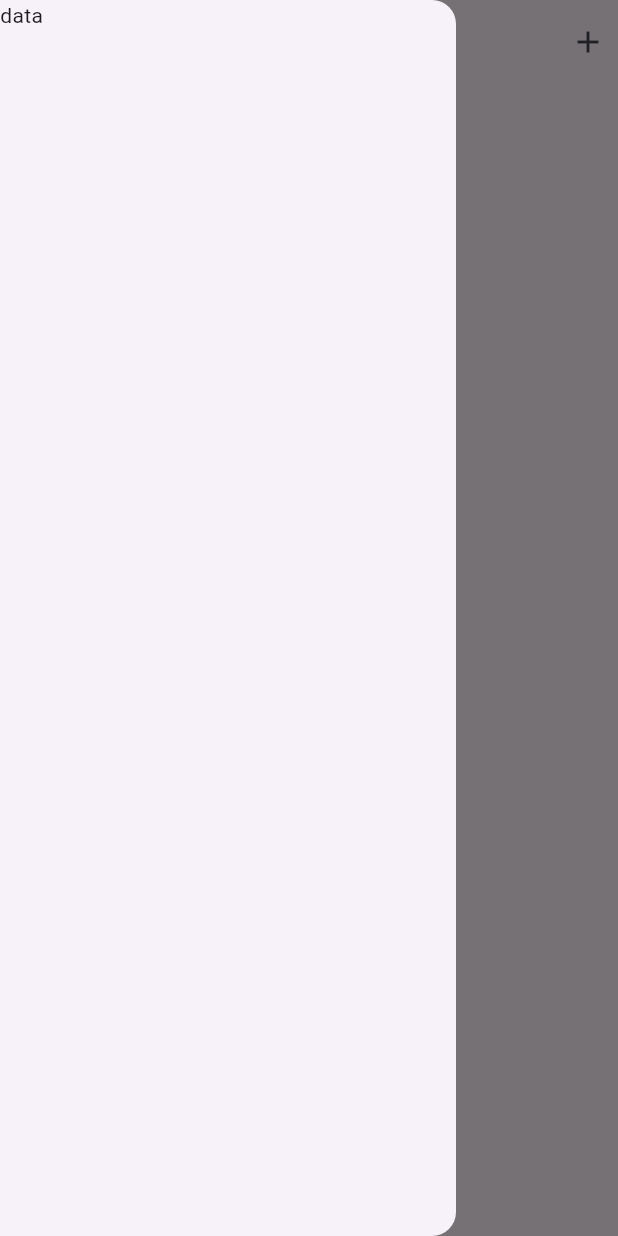
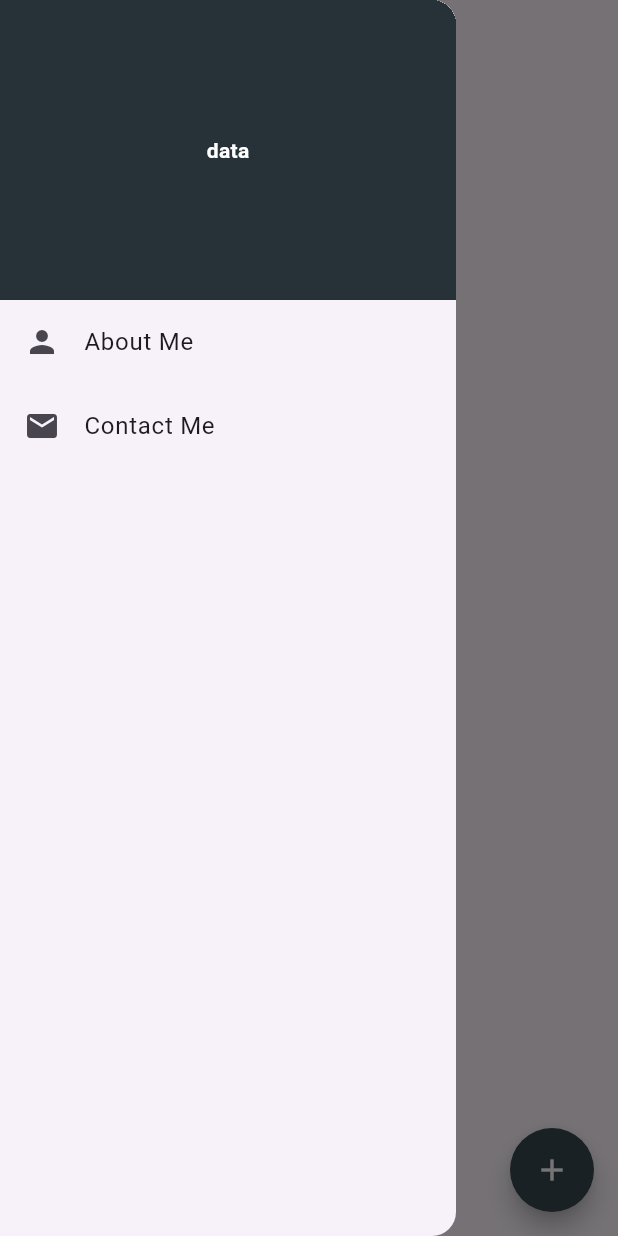
Before and after one commit to Osaraku/FlutterProject, a Flutter app: the screen it shows after launch, with the side drawer open, on a phone screen of 412 x 824 dp. Run offline on Flutter 3.47's test engine with Material 3 defaults, Android fonts, the phone set to English and light mode, and no system bars; our stand-ins replace shared_preferences.

Commit message:
add to do app

```diff
--- a/todoapp/lib/homeScreen.dart
+++ b/todoapp/lib/homeScreen.dart
@@ -1,5 +1,7 @@
 import 'package:flutter/material.dart';
+import 'package:shared_preferences/shared_preferences.dart';
 import 'package:todoapp/addToDo.dart';
+import 'package:todoapp/widget/todoList.dart';
 
 class HomeScreen extends StatefulWidget {
   const HomeScreen({super.key});
@@ -9,37 +11,94 @@ class HomeScreen extends StatefulWidget {
 }
 
 class _HomeScreenState extends State<HomeScreen> {
-  @override
-  Widget build(BuildContext context) {
-    return Scaffold(
-      drawer: Drawer(child: Text('data')),
-      appBar: AppBar(
-        centerTitle: true,
-        title: Text('To Do App'),
-        actions: [
-          InkWell(
-            onTap: () {
+  List<String> todoList = [];
+
+  void addTodo({required String todoText}) {
+    setState(() {
+      todoList.insert(0, todoText);
+    });
+    updateLocalData();
+    Navigator.pop(context);
+  }
+
+  void updateLocalData() async {
+    final SharedPreferences prefs = await SharedPreferences.getInstance();
+
+    await prefs.setStringList('todoList', todoList);
+  }
+
+  void LoadData() async {
+    final SharedPreferences prefs = await SharedPreferences.getInstance();
+    todoList = (prefs.getStringList('todoList') ?? []).toList();
+    setState(() {});
+  }
+
+  void showAddTodoBottomSheet() {
     showModalBottomSheet(
       context: context,
       builder: (context) {
-                  return Container(
+        return Padding(
+          padding: MediaQuery.of(context).viewInsets,
+          child: SizedBox(
             height: 200,
             child: Padding(
               padding: const EdgeInsets.all(20),
-                      child: AddToDo(),
+              child: AddToDo(addTodo: addTodo),
+            ),
           ),
         );
       },
     );
-            },
-            child: Padding(
-              padding: const EdgeInsets.all(8.0),
-              child: Icon(Icons.add),
+  }
+
+  @override
+  void initState() {
+    LoadData();
+
+    super.initState();
+  }
+
+  @override
+  Widget build(BuildContext context) {
+    return Scaffold(
+      floatingActionButton: FloatingActionButton(
+        shape: CircleBorder(),
+        backgroundColor: Colors.blueGrey[800],
+        child: Icon(Icons.add, color: Colors.white),
+        onPressed: showAddTodoBottomSheet,
       ),
+      drawer: Drawer(
+        child: Column(
+          children: [
+            Container(
+              color: Colors.blueGrey[900],
+              height: 200,
+              width: double.infinity,
+              child: Center(
+                child: Text(
+                  'data',
+                  style: TextStyle(
+                    color: Colors.white,
+                    fontWeight: FontWeight.bold,
+                  ),
+                ),
+              ),
+            ),
+            ListTile(
+              leading: Icon(Icons.person),
+              title: Text('About Me'),
+              onTap: () {},
+            ),
+            ListTile(
+              leading: Icon(Icons.email),
+              title: Text('Contact Me'),
+              onTap: () {},
             ),
           ],
         ),
-      body: Container(),
+      ),
+      appBar: AppBar(centerTitle: true, title: Text('To Do App')),
+      body: Todolist(todoList: todoList, updateLocalData: updateLocalData),
     );
   }
 }
--- /dev/null
+++ b/todoapp/lib/widget/todoList.dart
@@ -0,0 +1,73 @@
+import 'package:flutter/material.dart';
+
+// ignore: must_be_immutable
+class Todolist extends StatefulWidget {
+  List<String> todoList;
+  void Function() updateLocalData;
+  Todolist({super.key, required this.todoList, required this.updateLocalData});
+
+  @override
+  State<Todolist> createState() => _TodolistState();
+}
+
+class _TodolistState extends State<Todolist> {
+  void onItemClicked({required int index}) {
+    showModalBottomSheet(
+      context: context,
+      builder: (context) {
+        return Container(
+          width: double.infinity,
+          padding: EdgeInsets.all(20),
+          child: ElevatedButton(
+            onPressed: () {
+              setState(() {
+                widget.todoList.removeAt(index);
+              });
+              widget.updateLocalData();
+              Navigator.pop(context);
+            },
+            child: Text('Mark as Done!'),
+          ),
+        );
+      },
+    );
+  }
+
+  @override
+  Widget build(BuildContext context) {
+    return (widget.todoList.isEmpty)
+        ? Center(child: Text('No To Do'))
+        : ListView.builder(
+            itemCount: widget.todoList.length,
+            itemBuilder: (BuildContext context, int index) {
+              return Dismissible(
+                onDismissed: (direction) {
+                  setState(() {
+                    widget.todoList.removeAt(index);
+                  });
+                  widget.updateLocalData();
+                },
+                direction: DismissDirection.startToEnd,
+                key: UniqueKey(),
+                background: Container(
+                  color: Colors.green,
+                  child: Row(
+                    children: [
+                      Padding(
+                        padding: const EdgeInsets.all(8.0),
+                        child: Icon(Icons.check),
+                      ),
+                    ],
+                  ),
+                ),
+                child: ListTile(
+                  onTap: () {
+                    onItemClicked(index: index);
+                  },
+                  title: Text(widget.todoList[index]),
+                ),
+              );
+            },
+          );
+  }
+}
--- a/todoapp/pubspec.yaml
+++ b/todoapp/pubspec.yaml
@@ -35,6 +35,7 @@ dependencies:
   # Use with the CupertinoIcons class for iOS style icons.
   cupertino_icons: ^1.0.8
   feather_icons: ^1.2.0
+  shared_preferences: ^2.5.4
 
 dev_dependencies:
   flutter_test:
```
Also changed, not shown: todoapp/lib/addToDo.dart (+21 -3 lines). Lines whose indentation alone changed are shown as unchanged.
